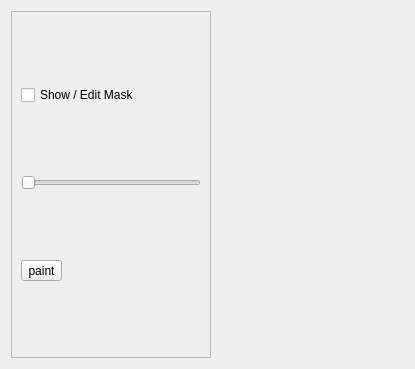
Above: pharynx_redox/gui/qt_ui_files/mask_painter_widget.ui from ApfeldLab/pharynx_redox before the change. Below: the same form after it.
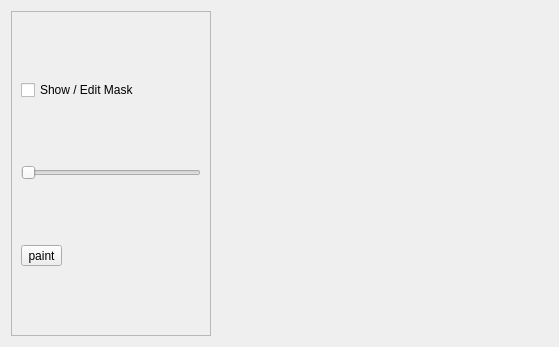
That is the form after the change.

```diff
--- a/pharynx_redox/gui/qt_ui_files/mask_painter_widget.ui
+++ b/pharynx_redox/gui/qt_ui_files/mask_painter_widget.ui
@@ -6,8 +6,8 @@
    <rect>
     <x>0</x>
     <y>0</y>
-    <width>415</width>
-    <height>369</height>
+    <width>559</width>
+    <height>347</height>
    </rect>
   </property>
   <property name="windowTitle">
```
